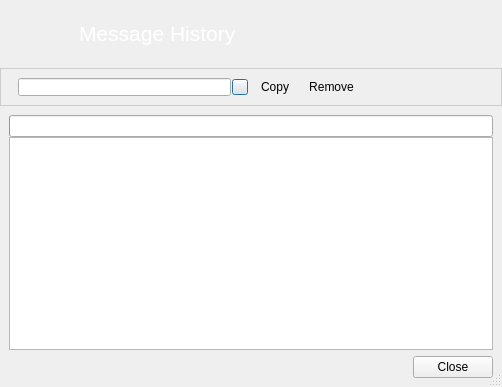
This is retroshare-gui/src/gui/im_history/ImHistoryBrowser.ui in RetroShare/RetroShare as Qt 5 draws it before an edit. The edited form follows.
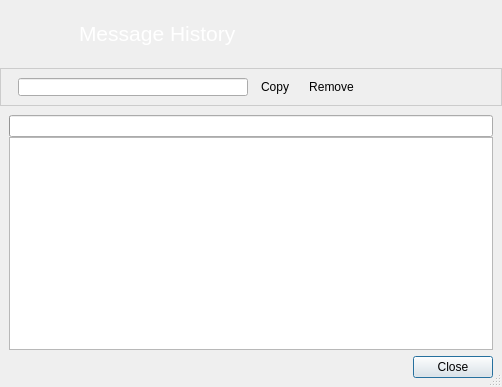
This is the edited form. Icons and pictures are not drawn. Custom widgets are drawn as their Qt base class.

Commit message: Added new basic class for a QLineEdit with a clear button - LineEditClear.

Patch:
```diff
--- a/retroshare-gui/src/gui/im_history/ImHistoryBrowser.ui
+++ b/retroshare-gui/src/gui/im_history/ImHistoryBrowser.ui
@@ -134,44 +134,7 @@
          </widget>
         </item>
         <item>
-         <widget class="QLineEdit" name="filterPatternLineEdit"/>
-        </item>
-        <item>
-         <widget class="QPushButton" name="clearFilterButton">
-          <property name="minimumSize">
-           <size>
-            <width>16</width>
-            <height>16</height>
-           </size>
-          </property>
-          <property name="maximumSize">
-           <size>
-            <width>16</width>
-            <height>16</height>
-           </size>
-          </property>
-          <property name="toolTip">
-           <string>Reset</string>
-          </property>
-          <property name="styleSheet">
-           <string notr="true">QPushButton
-{
- border-image: url(:/images/closenormal.png) 
-}
-                                
-QPushButton:hover 
-{
-border-image: url(:/images/closehover.png) 
-}
-                                
-QPushButton:pressed  {
-border-image: url(:/images/closepressed.png) 
-}</string>
-          </property>
-          <property name="text">
-           <string/>
-          </property>
-         </widget>
+         <widget class="LineEditClear" name="filterLineEdit"/>
         </item>
        </layout>
       </item>
@@ -300,6 +263,13 @@
    </item>
   </layout>
  </widget>
+ <customwidgets>
+  <customwidget>
+   <class>LineEditClear</class>
+   <extends>QLineEdit</extends>
+   <header>gui/common/LineEditClear.h</header>
+  </customwidget>
+ </customwidgets>
  <resources>
   <include location="../images.qrc"/>
  </resources>
```
The commit also changes 33 other files.
